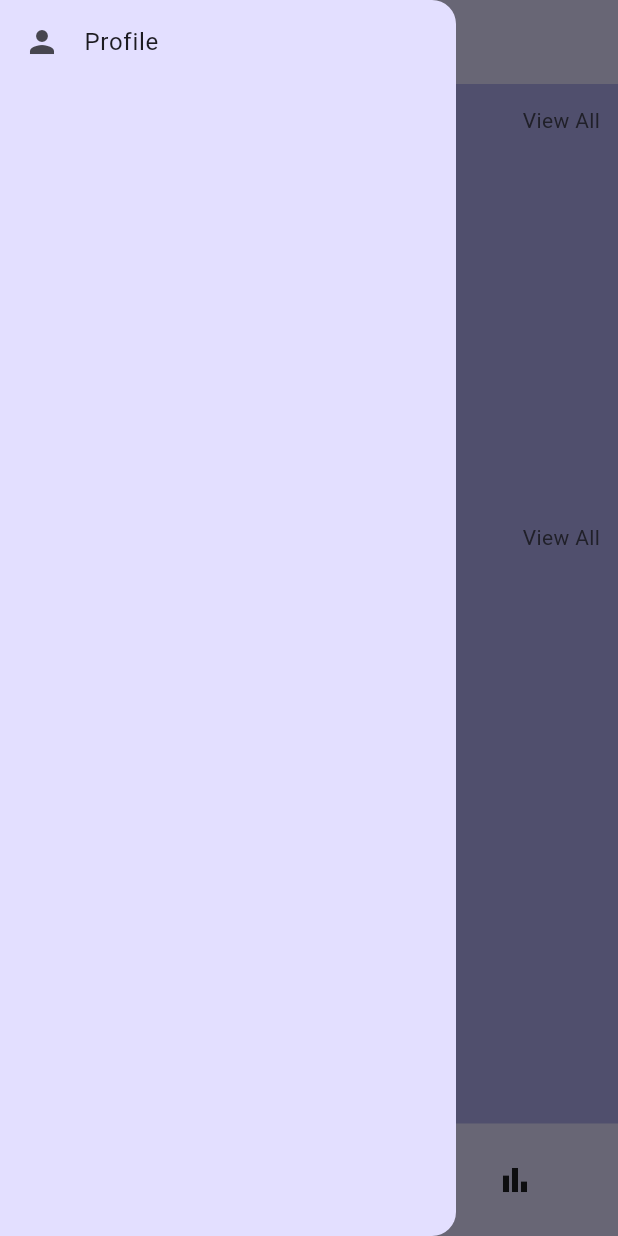
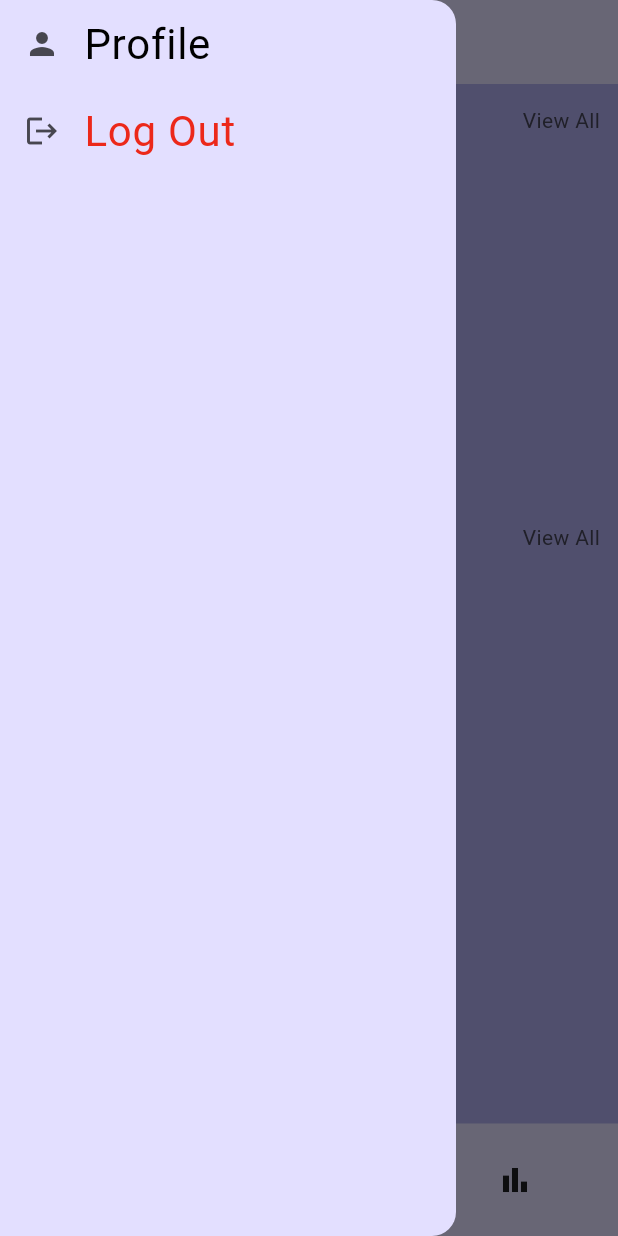
Before and after one commit to MotazElayyan/ProLeague, a Flutter app: the Tabs screen opened directly, with the side drawer open, on a phone screen of 412 x 824 dp. Run offline on Flutter 3.47's test engine with Material 3 defaults, Android fonts, the phone set to English and light mode, and no system bars; drawn by our look-alikes of carousel_slider, curved_navigation_bar; our stand-ins replace cloud_firestore, firebase_auth, firebase_core, firebase_storage, flutter_riverpod, flutter_social_button and 1 more; accounts and stored records are empty; network calls fail.

Commit message:
changed title

```diff
--- a/lib/screens/signinOptions/signupPage.dart
+++ b/lib/screens/signinOptions/signupPage.dart
@@ -7,7 +7,7 @@ import 'package:firebase_storage/firebase_storage.dart';
 import 'package:grad_project/models/elevatedButton.dart';
 import 'package:grad_project/screens/signinOptions/chooseFavTeam.dart';
 import 'package:grad_project/screens/signinOptions/loginPage.dart';
-import 'package:grad_project/widgets/imageInput.dart';
+import 'package:grad_project/models/imageInput.dart';
 
 final firebase = FirebaseAuth.instance;
 
--- a/lib/widgets/tabs.dart
+++ b/lib/widgets/tabs.dart
@@ -1,3 +1,4 @@
+import 'package:firebase_auth/firebase_auth.dart';
 import 'package:flutter/material.dart';
 import 'package:curved_navigation_bar/curved_navigation_bar.dart';
 import 'package:flutter_riverpod/flutter_riverpod.dart';
@@ -48,12 +49,33 @@ class _TabsState extends ConsumerState<Tabs> {
           children: [
             ListTile(
               leading: const Icon(Icons.person),
-              title: const Text('Profile'),
+              title: Text(
+                'Profile',
+                style: Theme.of(context).textTheme.bodyLarge!.copyWith(
+                  fontSize: 28,
+                  color: Theme.of(context).colorScheme.secondary,
+                ),
+              ),
               onTap: () {
                 Navigator.of(context).push(
                   MaterialPageRoute(builder: (ctx) => const ProfilePage()),
                 );
               },
+            ),
+            InkWell(
+              onTap: () {
+                FirebaseAuth.instance.signOut();
+              },
+              child: ListTile(
+                leading: const Icon(Icons.logout),
+                title: Text(
+                  'Log Out',
+                  style: Theme.of(context).textTheme.bodyLarge!.copyWith(
+                    fontSize: 28,
+                    color: const Color.fromARGB(255, 236, 40, 26),
+                  ),
+                ),
+              ),
             ),
           ],
         ),
```
Also changed, not shown: lib/screens/pages/profilePage.dart (+46 -33 lines).
